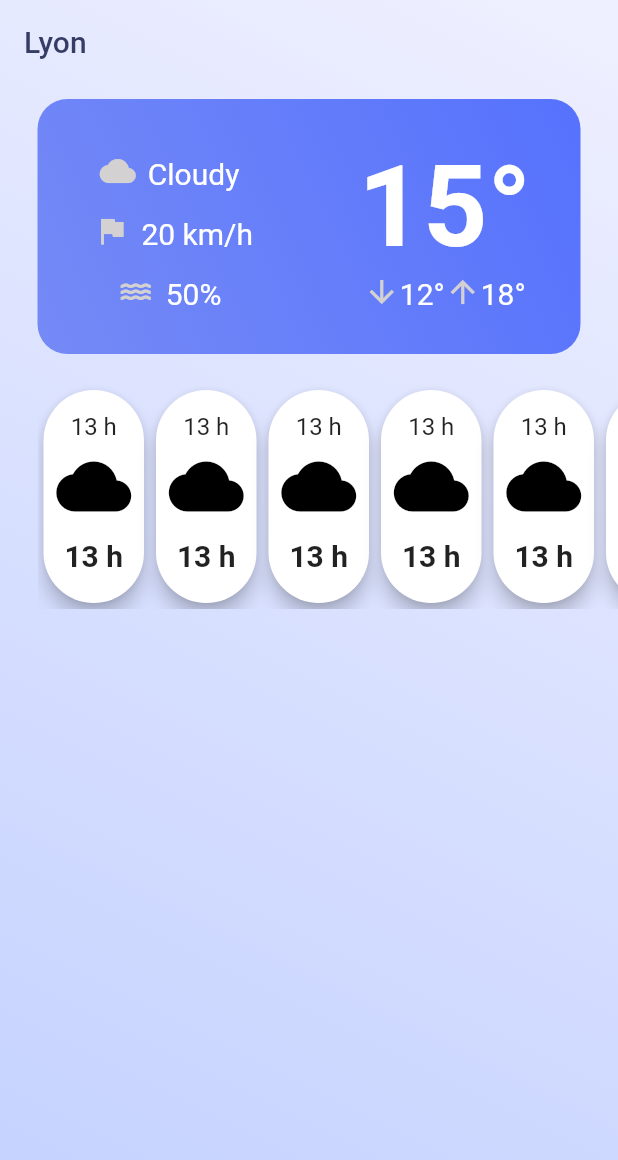
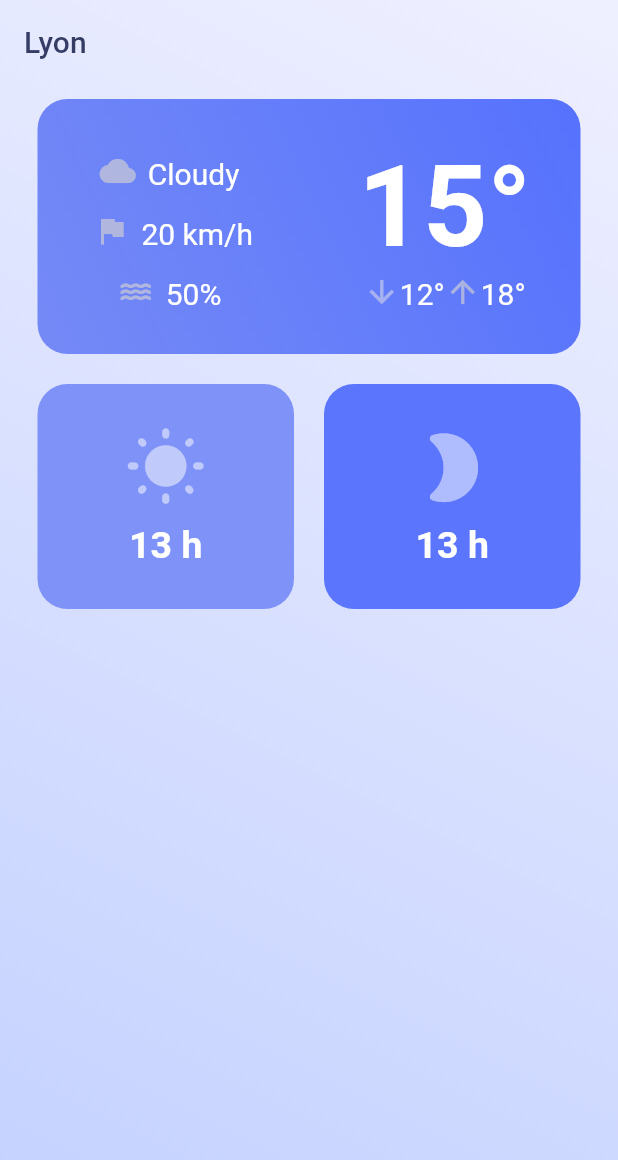
Before and after one commit to KizutoFR/meteo_app, a Flutter app: the screen it shows after launch, on a phone screen of 412 x 824 dp. Shown: the top 1160 px of the screen. Run offline on Flutter 3.47's test engine with Material 2 defaults, Android fonts, the phone set to English and light mode, and no system bars.

Commit message:
Sun Rise

```diff
--- a/lib/views/home.dart
+++ b/lib/views/home.dart
@@ -63,7 +63,7 @@ class home extends StatelessWidget {
                                             child: Padding(
                                               padding: EdgeInsets.only(right:8.0),
                                               child: Icon(Icons.cloud,
-                                                  color: Color.fromARGB(255, 211, 209, 209), size: 24),
+                                                  color: Color.fromARGB(166, 211, 209, 209), size: 24),
                                             ),
                                           ),
                                           TextSpan(
@@ -84,7 +84,7 @@ class home extends StatelessWidget {
                                               padding: EdgeInsets.only(right:8.0),
                                               child: Icon(
                                                 Icons.flag,
-                                                color: Color.fromARGB(255, 211, 209, 209),
+                                                color: Color.fromARGB(166, 211, 209, 209),
                                                 size: 24
                                               ),
                                             ),
@@ -107,7 +107,7 @@ class home extends StatelessWidget {
                                                 padding: EdgeInsets.only(right:8.0),
                                                 child: Icon(
                                                   Icons.water,
-                                                  color: Color.fromARGB(255, 211, 209, 209),
+                                                  color: Color.fromARGB(166, 211, 209, 209),
                                                   size: 24
                                                 ),
                                               ),
@@ -146,7 +146,7 @@ class home extends StatelessWidget {
                                                 WidgetSpan(
                                                   child: Icon(
                                                     Icons.arrow_downward,
-                                                    color: Color.fromARGB(255, 211, 209, 209),
+                                                    color: Color.fromARGB(131, 230, 229, 229),
                                                     size: 24
                                                   ),
                                                 ),
@@ -166,7 +166,7 @@ class home extends StatelessWidget {
                                                 WidgetSpan(
                                                   child: Icon(
                                                     Icons.arrow_upward,
-                                                    color: Color.fromARGB(255, 211, 209, 209),
+                                                    color: Color.fromARGB(166, 211, 209, 209),
                                                     size: 24
                                                   ),
                                                 ),
@@ -192,21 +192,12 @@ class home extends StatelessWidget {
                         SizedBox(
                           height: 160,
                           child: Padding(
-                            padding: const EdgeInsets.only(left: 25, top: 10),
-                            child: ListView(
-                              scrollDirection: Axis.horizontal,
+                            padding: const EdgeInsets.only(left: 25, top: 10, right: 25),
+                            child: Row(
+                              mainAxisAlignment: MainAxisAlignment.spaceBetween,
                               children: [
-                                hourCard(),
-                                hourCard(),
-                                hourCard(),
-                                hourCard(),
-                                hourCard(),
-                                hourCard(),
-                                hourCard(),
-                                hourCard(),
-                                hourCard(),
-                                hourCard(),
-                                hourCard(),
+                                hourCard(context,0xff7e92f7,Icons.wb_sunny_rounded),
+                                hourCard(context,0xff5b76fc,Icons.mode_night_rounded),
                               ],
                             ),
                           ),
--- a/lib/widgets/hour_card.dart
+++ b/lib/widgets/hour_card.dart
@@ -1,29 +1,23 @@
+import 'package:flutter/foundation.dart';
 import 'package:flutter/material.dart';
 import 'package:flutter/widgets.dart';
 
-Widget hourCard(){
-  return Container(
-    width: 75,
-    child: Card(
-      shape: RoundedRectangleBorder(
-        borderRadius: BorderRadius.circular(60.0),
+Widget hourCard(BuildContext context,int color,IconData meteoicons){
+  return Padding(
+    padding: const EdgeInsets.all(0.0),
+    child: Container(
+      width: (MediaQuery.of(context).size.width)/2-35,
+      decoration: BoxDecoration(
+        borderRadius: const BorderRadius.all(Radius.circular(20)),
+        color: Color(color),
       ),
-      elevation: 5,
       child: Column(
-        children: const [
+        mainAxisAlignment: MainAxisAlignment.center,
+          children: [
             Padding(
-            padding: const EdgeInsets.only(top:15.0),
-            child: Text(
-              "13"+" h",
-              style: TextStyle(
-                fontSize: 16,
-              ),
-            ),
-          ),
-          Padding(
-            padding: const EdgeInsets.all(5.0),
+              padding: EdgeInsets.all(5.0),
               child:Icon(
-              Icons.cloud,color: Colors.black,size: 50,
+                meteoicons,color: Color.fromARGB(131, 255, 255, 255),size: 55,
               ),
             ),
             Padding(
@@ -31,13 +25,14 @@ Widget hourCard(){
               child: Text(
                 "13"+" h",
                 style: TextStyle(
-                fontSize: 20,
+                  fontSize: 25,
+                  color: Colors.white,
                   fontWeight: FontWeight.bold,
                 ),
               )
             ),
           ],
         ) ,
-    )
+    ),
   );
 }
```
Lines whose indentation alone changed are shown as unchanged.
